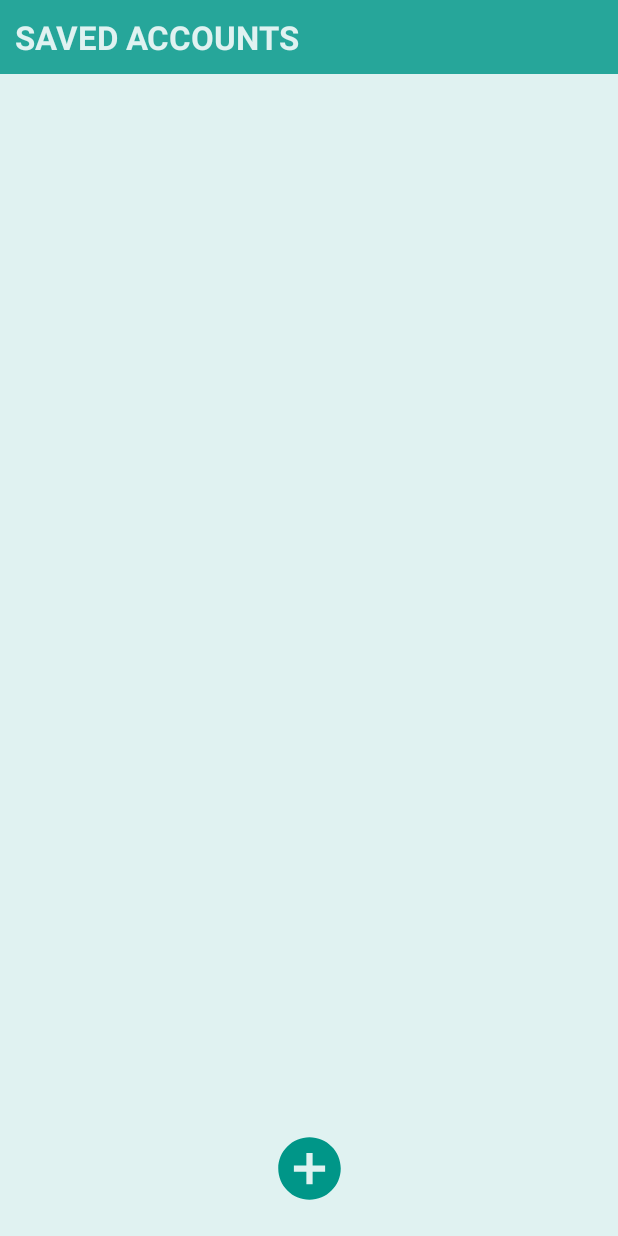
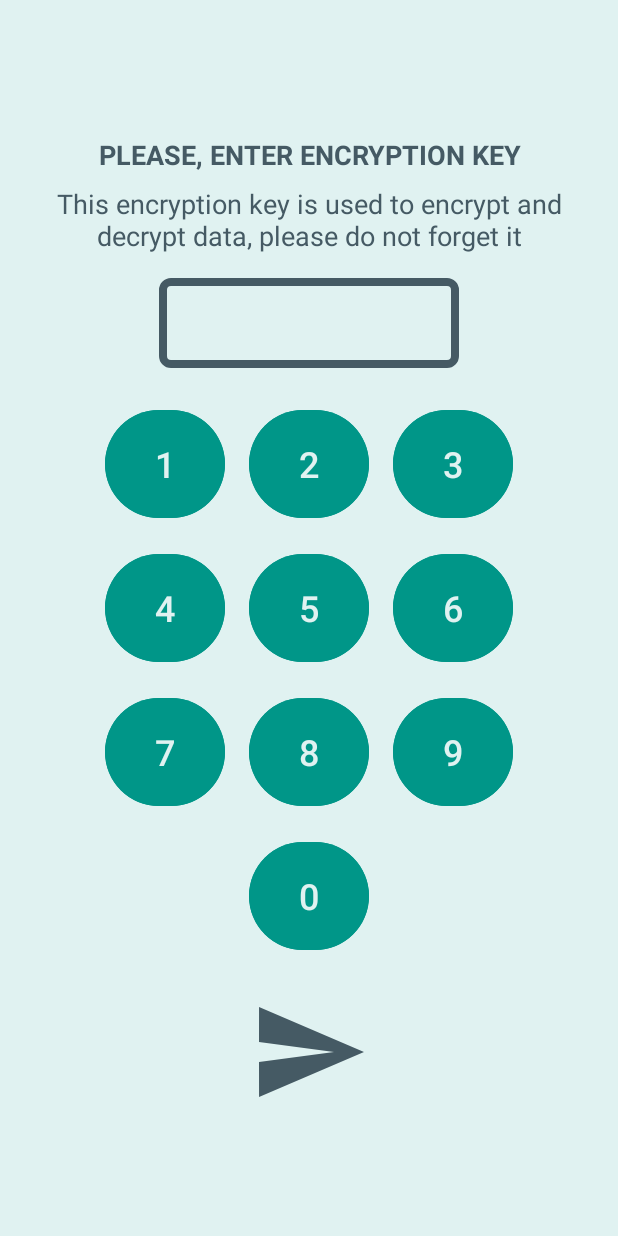
Before and after one commit to Toragdar/CKeep, an Android app: the screen it shows after launch (MainActivity before the commit, EncryptionKeyActivity after it), on a phone screen of 412 x 824 dp. Run offline under Robolectric (Android 15) with nearby library versions, the phone set to English and light mode, and no system bars.

Commit message:
Set up splashscreen

```diff
--- a/app/build.gradle.kts
+++ b/app/build.gradle.kts
@@ -66,4 +66,6 @@ dependencies {
 
     implementation("org.jetbrains.kotlinx:kotlinx-coroutines-core:$coroutines_version")
     implementation("org.jetbrains.kotlinx:kotlinx-coroutines-android:$coroutines_version")
+
+    implementation("androidx.core:core-splashscreen:1.0.0")
 }
--- /dev/null
+++ b/app/src/main/java/com/example/ckeep/EncryptionKeyActivity.kt
@@ -0,0 +1,65 @@
+package com.example.ckeep
+
+import android.os.Bundle
+import androidx.appcompat.app.AppCompatActivity
+import android.content.Intent
+import android.os.Handler
+import android.os.Looper
+import androidx.core.splashscreen.SplashScreen.Companion.installSplashScreen
+import com.example.ckeep.databinding.ActivityEncryptionKeyBinding
+
+class EncryptionKeyActivity : AppCompatActivity() {
+
+    private lateinit var binding: ActivityEncryptionKeyBinding
+
+    private var encryptionKey: String = ""
+
+    override fun onCreate(savedInstanceState: Bundle?) {
+
+        val splashScreen = installSplashScreen()
+
+        splashScreen.setKeepOnScreenCondition{true}
+
+        super.onCreate(savedInstanceState)
+
+        binding = ActivityEncryptionKeyBinding.inflate(layoutInflater)
+        setContentView(binding.root)
+
+        val buttons = listOf(
+            binding.button1,
+            binding.button2,
+            binding.button3,
+            binding.button4,
+            binding.button5,
+            binding.button6,
+            binding.button7,
+            binding.button8,
+            binding.button9,
+            binding.button0
+        )
+
+        buttons.forEach { button ->
+            button.setOnClickListener {
+                if (encryptionKey.length < 4) {
+                    encryptionKey += button.text
+                    binding.encryptionKeyTextView.text = encryptionKey
+                }
+            }
+        }
+
+        binding.confirmButton.setOnClickListener {
+            if (encryptionKey.length == 4) {
+                // Переход к MainActivity
+                val intent = Intent(this, MainActivity::class.java)
+                intent.putExtra("ENCRYPTION_KEY", encryptionKey)
+                startActivity(intent)
+                finish()
+            }
+        }
+
+        // Задержка скрытия Splash Screen
+        Handler(Looper.getMainLooper()).postDelayed({
+            splashScreen.setKeepOnScreenCondition{false}
+        }, 2000)
+    }
+}
--- a/app/src/main/java/com/example/ckeep/MainActivity.kt
+++ b/app/src/main/java/com/example/ckeep/MainActivity.kt
@@ -14,7 +14,7 @@ import com.example.ckeep.repositories.ItemRepository
 import com.example.ckeep.viewModels.ItemFactory
 import com.example.ckeep.viewModels.ItemViewModel
 
-//TODO 1. Продумать как реализовывать шифрование и дешифрование данных. Как запрашивать ключ и тд
+//TODO добавить кнопку удаления введенного значения в поле ключа
 
 class MainActivity : AppCompatActivity(), OnItemClickListener,
     AddItemDialog.OnAddDialogResultListener, ConfirmDeleteDialog.ConfirmDeleteListener {
@@ -25,12 +25,15 @@ class MainActivity : AppCompatActivity(), OnItemClickListener,
     private lateinit var itemDao: ItemDAO
     private lateinit var itemRepository: ItemRepository
     private lateinit var itemFactory: ItemFactory
+    private lateinit var encryptionKey: String
 
     override fun onCreate(savedInstanceState: Bundle?) {
         super.onCreate(savedInstanceState)
 
         binding = ActivityMainBinding.inflate(layoutInflater)
         setContentView(binding.root)
+
+        encryptionKey = intent.getStringExtra("ENCRYPTION_KEY").toString()
 
         initDao()
         initRecyclerView()
@@ -63,14 +66,14 @@ class MainActivity : AppCompatActivity(), OnItemClickListener,
     }
 
     fun refreshRecyclerView() {
-        itemViewModel.items.observe(this, Observer { items ->
-            Log.d("MainActivity", "Observed items: ${items.size}")
-            itemsAdapter.submitList(items)
-        })
+        itemViewModel.getDecryptedItems(encryptionKey).observe(this) { decryptedItems ->
+            Log.d("MainActivity", "Observed items: ${decryptedItems.size}")
+            itemsAdapter.submitList(decryptedItems)
+        }
     }
 
     override fun onAddDialogResult(itemName: String, itemLogin: String, itemPassword: String) {
-        itemViewModel.startInsert(itemName, itemLogin, itemPassword)
+        itemViewModel.startInsert(itemName, itemLogin, itemPassword, encryptionKey)
     }
 
     override fun onDeleteConfirmed(itemModel: ItemModel) {
--- a/app/src/main/java/com/example/ckeep/viewModels/ItemViewModel.kt
+++ b/app/src/main/java/com/example/ckeep/viewModels/ItemViewModel.kt
@@ -2,34 +2,83 @@ package com.example.ckeep.viewModels
 
 import androidx.lifecycle.LiveData
 import androidx.lifecycle.ViewModel
+import androidx.lifecycle.map
 import androidx.lifecycle.viewModelScope
 import com.example.ckeep.models.ItemModel
 import com.example.ckeep.repositories.ItemRepository
 import kotlinx.coroutines.launch
 
+
 class ItemViewModel(private val itemRepository: ItemRepository) : ViewModel() {
 
     val items: LiveData<List<ItemModel>> = itemRepository.items
 
-    fun startInsert(itemName: String, itemLogin: String, itemPassword: String) {
+    fun startInsert(itemName: String, itemLogin: String, itemPassword: String, encryptionKey: String) {
         viewModelScope.launch {
-            insertItem(ItemModel(0, itemName, itemLogin, itemPassword))
+            insertItem(ItemModel(0, itemName, itemLogin, itemPassword), encryptionKey)
         }
     }
 
-    private suspend fun insertItem(itemModel: ItemModel): Boolean {
+    private suspend fun insertItem(itemModel: ItemModel, encryptionKey: String): Boolean {
         return try {
-            itemRepository.insertItem(itemModel)
+            val encryptedItem = ItemModel(
+                itemModel.id,
+                itemModel.name,
+                encryptString(itemModel.login, encryptionKey),
+                encryptString(itemModel.password, encryptionKey)
+            )
+
+            itemRepository.insertItem(encryptedItem)
             true
         } catch (e: Exception) {
             false
         }
     }
-    fun startDelete(itemModel: ItemModel){
+
+    fun startDelete(itemModel: ItemModel) {
         deleteItem(itemModel)
     }
 
-    fun deleteItem(itemModel: ItemModel) = viewModelScope.launch {
+    private fun deleteItem(itemModel: ItemModel) = viewModelScope.launch {
         itemRepository.deleteItem(itemModel)
     }
+
+    fun encryptString(input: String, key: String): String {
+        val keyDigits = key.map { it.toString().toInt() }
+        val encrypted = StringBuilder()
+
+        for (i in input.indices) {
+            val shift = keyDigits[i % keyDigits.size]
+            val shiftedChar = input[i] + shift
+            encrypted.append(shiftedChar)
+        }
+
+        return encrypted.toString()
+    }
+
+    fun decryptString(input: String, key: String): String {
+        val keyDigits = key.map { it.toString().toInt() }
+        val decrypted = StringBuilder()
+
+        for (i in input.indices) {
+            val shift = keyDigits[i % keyDigits.size]
+            val shiftedChar = input[i] - shift
+            decrypted.append(shiftedChar)
+        }
+
+        return decrypted.toString()
+    }
+
+    fun getDecryptedItems(encryptionKey: String): LiveData<List<ItemModel>> {
+        return items.map { encryptedItems ->
+            encryptedItems.map { item ->
+                ItemModel(
+                    item.id,
+                    item.name,
+                    decryptString(item.login, encryptionKey),
+                    decryptString(item.password, encryptionKey)
+                )
+            }
+        }
+    }
 }
--- /dev/null
+++ b/app/src/main/res/drawable/confirm_button.xml
@@ -0,0 +1,5 @@
+<vector xmlns:android="http://schemas.android.com/apk/res/android" android:autoMirrored="true" android:height="80dp" android:tint="#FFFFFF" android:viewportHeight="24" android:viewportWidth="24" android:width="80dp">
+
+    <path android:fillColor="@android:color/white" android:pathData="M2.01,21L23,12 2.01,3 2,10l15,2 -15,2z"/>
+
+</vector>
--- /dev/null
+++ b/app/src/main/res/drawable/textview_border.xml
@@ -0,0 +1,20 @@
+<?xml version="1.0" encoding="utf-8"?>
+<shape xmlns:android="http://schemas.android.com/apk/res/android">
+    <!-- цвет фона -->
+    <solid android:color="@android:color/transparent"/>
+
+    <!-- рамка -->
+    <stroke
+        android:width="5dp"
+        android:color="@color/blue_gray_700" />
+
+    <!-- Скругление углов рамки -->
+    <corners android:radius="5dp"/>
+
+    <!-- Внутренние отступы от рамки до текста -->
+    <padding
+        android:left="8dp"
+        android:right="8dp"
+        android:top="4dp"
+        android:bottom="4dp" />
+</shape>
--- /dev/null
+++ b/app/src/main/res/layout/activity_encryption_key.xml
@@ -0,0 +1,166 @@
+<?xml version="1.0" encoding="utf-8"?>
+<LinearLayout xmlns:android="http://schemas.android.com/apk/res/android"
+    android:layout_width="match_parent"
+    android:layout_height="match_parent"
+    xmlns:app="http://schemas.android.com/apk/res-auto"
+    android:gravity="center"
+    android:orientation="vertical"
+    android:padding="16dp"
+    android:background="@color/teal_50">
+
+    <TextView
+        android:id="@+id/encryptionKeyHeaderText"
+        android:layout_width="match_parent"
+        android:layout_height="wrap_content"
+        android:text="@string/pinCodeHeaderText"
+        android:layout_margin="8dp"
+        android:textSize="18sp"
+        android:textAllCaps="true"
+        android:textStyle="bold"
+        android:textColor="@color/blue_gray_700"
+        android:textAlignment="center"/>
+
+    <TextView
+        android:id="@+id/encryptionKeyHintText"
+        android:layout_width="wrap_content"
+        android:layout_height="wrap_content"
+        android:text="@string/pinCodeHintText"
+        android:layout_marginStart="8dp"
+        android:layout_marginEnd="8dp"
+        android:textSize="18sp"
+        android:textColor="@color/blue_gray_700"
+        android:textAlignment="center"/>
+
+    <TextView
+        android:id="@+id/encryptionKeyTextView"
+        android:layout_width="200dp"
+        android:layout_height="60dp"
+        android:textSize="24sp"
+        android:textStyle="bold"
+        android:textColor="@color/blue_gray_700"
+        android:gravity="center"
+        android:layout_marginTop="16dp"
+        android:textAlignment="center"
+        android:background="@drawable/textview_border"/>
+
+    <GridLayout
+        android:layout_width="wrap_content"
+        android:layout_height="wrap_content"
+        android:layout_marginTop="16dp"
+        android:rowCount="4"
+        android:columnCount="3"
+        android:layout_gravity="center_horizontal">
+
+        <Button
+            android:id="@+id/button1"
+            android:text="1"
+            android:layout_width="80dp"
+            android:layout_height="80dp"
+            android:layout_margin="8dp"
+            android:textSize="24sp"
+            android:backgroundTint="@color/teal_500"
+            android:textColor="@color/teal_50"/>
+        <Button
+            android:id="@+id/button2"
+            android:text="2"
+            android:layout_width="80dp"
+            android:layout_height="80dp"
+            android:layout_margin="8dp"
+            android:textSize="24sp"
+            android:backgroundTint="@color/teal_500"
+            android:textColor="@color/teal_50"/>
+        <Button
+            android:id="@+id/button3"
+            android:text="3"
+            android:layout_width="80dp"
+            android:layout_height="80dp"
+            android:layout_margin="8dp"
+            android:textSize="24sp"
+            android:backgroundTint="@color/teal_500"
+            android:textColor="@color/teal_50"/>
+
+        <Button
+            android:id="@+id/button4"
+            android:text="4"
+            android:layout_width="80dp"
+            android:layout_height="80dp"
+            android:layout_margin="8dp"
+            android:textSize="24sp"
+            android:backgroundTint="@color/teal_500"
+            android:textColor="@color/teal_50"/>
+        <Button
+            android:id="@+id/button5"
+            android:text="5"
+            android:layout_width="80dp"
+            android:layout_height="80dp"
+            android:layout_margin="8dp"
+            android:textSize="24sp"
+            android:backgroundTint="@color/teal_500"
+            android:textColor="@color/teal_50"/>
+        <Button
+            android:id="@+id/button6"
+            android:text="6"
+            android:layout_width="80dp"
+            android:layout_height="80dp"
+            android:layout_margin="8dp"
+            android:textSize="24sp"
+            android:backgroundTint="@color/teal_500"
+            android:textColor="@color/teal_50"/>
+
+        <Button
+            android:id="@+id/button7"
+            android:text="7"
+            android:layout_width="80dp"
+            android:layout_height="80dp"
+            android:layout_margin="8dp"
+            android:textSize="24sp"
+            android:backgroundTint="@color/teal_500"
+            android:textColor="@color/teal_50"/>
+        <Button
+            android:id="@+id/button8"
+            android:text="8"
+            android:layout_width="80dp"
+            android:layout_height="80dp"
+            android:layout_margin="8dp"
+            android:textSize="24sp"
+            android:backgroundTint="@color/teal_500"
+            android:textColor="@color/teal_50"/>
+        <Button
+            android:id="@+id/button9"
+            android:text="9"
+            android:layout_width="80dp"
+            android:layout_height="80dp"
+            android:layout_margin="8dp"
+            android:textSize="24sp"
+            android:backgroundTint="@color/teal_500"
+            android:textColor="@color/teal_50"/>
+
+        <View
+            android:layout_width="80dp"
+            android:layout_height="80dp"
+            android:layout_margin="8dp" />
+        <Button
+            android:id="@+id/button0"
+            android:text="0"
+            android:layout_width="80dp"
+            android:layout_height="80dp"
+            android:layout_margin="8dp"
+            android:textSize="24sp"
+            android:backgroundTint="@color/teal_500"
+            android:textColor="@color/teal_50"/>
+        <View
+            android:layout_width="80dp"
+            android:layout_height="80dp"
+            android:layout_margin="8dp" />
+    </GridLayout>
+
+    <ImageButton
+        android:id="@+id/confirmButton"
+        android:layout_width="wrap_content"
+        android:layout_height="wrap_content"
+        android:src="@drawable/confirm_button"
+        android:layout_marginTop="16dp"
+        android:layout_gravity="center_horizontal"
+        app:tint="@color/blue_gray_700"
+        android:background="?attr/selectableItemBackgroundBorderless" />
+</LinearLayout>
--- a/app/src/main/res/layout/activity_main.xml
+++ b/app/src/main/res/layout/activity_main.xml
@@ -21,7 +21,8 @@
        android:textAllCaps="true"
        android:textStyle="bold"
        android:background="@color/teal_400"
-       android:textColor="@color/teal_50"/>
+       android:textColor="@color/teal_50"
+       android:textAlignment="center"/>
 
    <FrameLayout
        android:id="@+id/itemCatalogLayout"
--- a/app/src/main/res/values/strings.xml
+++ b/app/src/main/res/values/strings.xml
@@ -14,4 +14,6 @@
     <string name="yes_button_text">Yes</string>
     <string name="no_button_text">No</string>
     <string name="delete_dialog_text">Delete this Account?</string>
+    <string name="pinCodeHeaderText">Please, enter encryption key</string>
+    <string name="pinCodeHintText">This encryption key is used to encrypt and decrypt data, please do not forget it</string>
 </resources>
--- a/app/src/main/res/values/themes.xml
+++ b/app/src/main/res/values/themes.xml
@@ -4,5 +4,13 @@
         <item name="android:statusBarColor">@color/teal_400</item>
     </style>
 
-    <style name="Theme.CKeep" parent="Base.Theme.CKeep" />
+    <style name="Theme.CKeep" parent="Base.Theme.CKeep">
+
+    </style>
+
+    <style name="SplashTheme" parent="Theme.SplashScreen">
+        <item name="windowSplashScreenBackground">@color/teal_50</item>
+        <item name="windowSplashScreenAnimatedIcon">@mipmap/ckeep_launcher_round</item>
+        <item name="postSplashScreenTheme">@style/Theme.CKeep</item>
+    </style>
 </resources>
```
Also changed, not shown: app/src/main/AndroidManifest.xml (+7 -2 lines).
